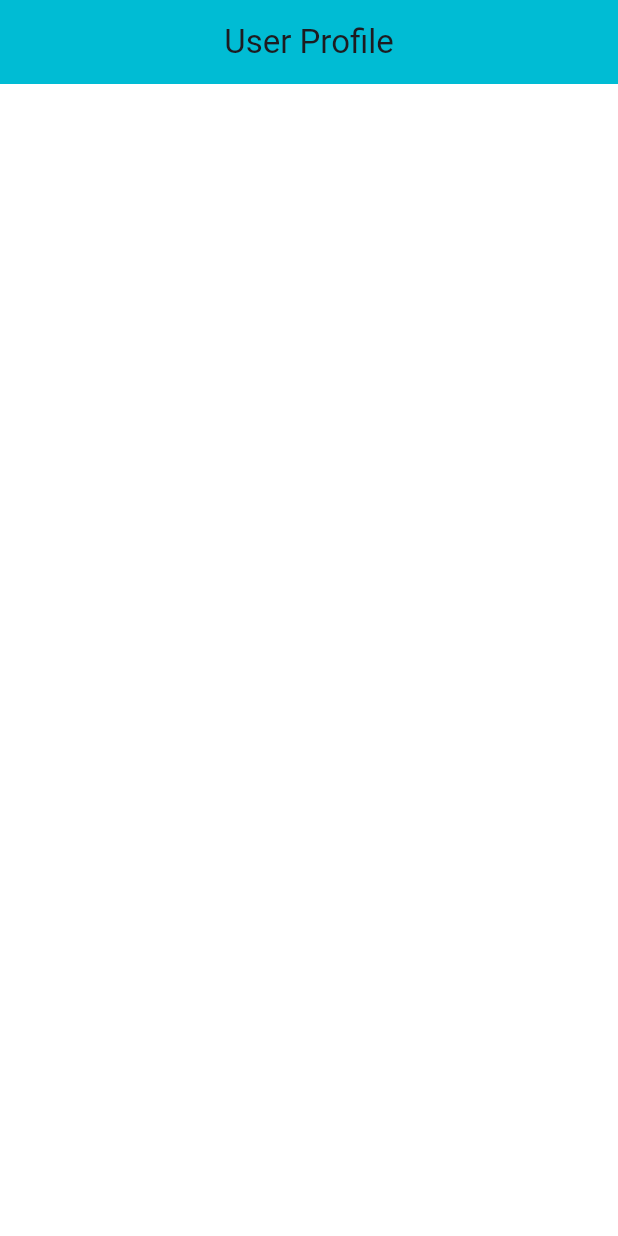
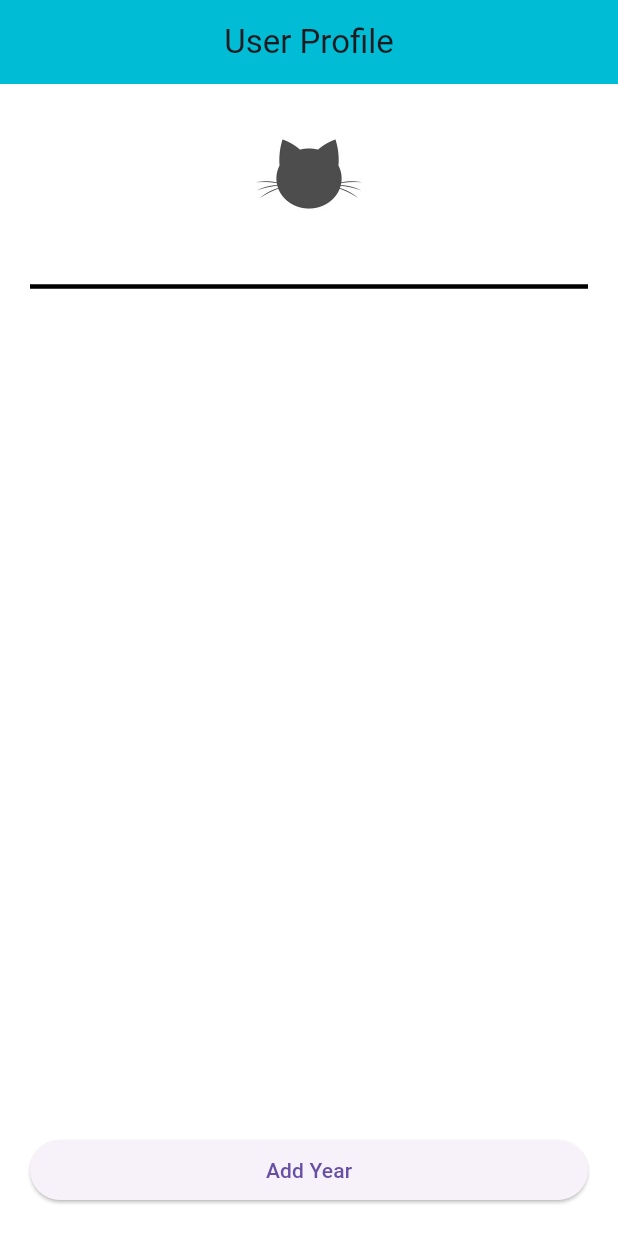
Before and after one commit to kolnieer/gorcery-store, a Flutter app: the screen it shows after launch, on a phone screen of 412 x 824 dp. Run offline on Flutter 3.47's test engine with Material 3 defaults, Android fonts, the phone set to English and light mode, and no system bars.

```diff
--- /dev/null
+++ b/lib/Home.dart
@@ -0,0 +1,110 @@
+import 'package:flutter/material.dart';
+
+class Home extends StatelessWidget {
+  const Home({super.key});
+
+  @override
+  Widget build(BuildContext context) {
+    return  Scaffold(
+      backgroundColor: Colors.white60,
+      appBar: AppBar(
+        title: Text('User Profile'),
+        backgroundColor:  Colors.cyan,
+        centerTitle: true,
+      ),
+      body: Padding(
+        padding: EdgeInsets.all(20.0),
+        child: Column(
+          mainAxisAlignment: MainAxisAlignment.spaceBetween,
+          children: <Widget>[
+            Column(
+              crossAxisAlignment: CrossAxisAlignment.start,
+              children: <Widget> [
+                Center(
+                  child: CircleAvatar(
+                    child: Image.asset('assets/nikol.jpg'),
+                    radius: 40.0,
+                  ),
+                ),
+                Divider(
+                  height: 70.0,
+                  color: Colors.black,
+                  thickness: 3.0,
+
+                ),
+                Row(
+                  children: [
+                    Icon(
+                        Icons.person_2,
+                        color: Colors.white70,
+                        ),
+                    SizedBox(width: 3.0,),
+                    Text(
+                      'NAME',
+                      style: TextStyle(
+                        fontSize: 16.0,
+                        color: Colors.white,
+                        letterSpacing: 2.0,
+                      ),
+                    ),
+                  ],
+                ),
+                Text(
+                  'Anne Nicole Tolentino',
+                  style:  TextStyle(
+                      fontWeight: FontWeight.bold,
+                      color: Colors.white,
+                      fontSize: 25.0
+                  ),
+                ),
+                SizedBox(height: 30.0,),
+                Text(
+                  'YEAR',
+                  style: TextStyle(
+                    fontSize: 16.0,
+                    color: Colors.white70,
+                    letterSpacing: 2.0,
+                  ),
+                ),
+                Text(
+                  '4TH YEAR',
+                  style:  TextStyle(
+                    fontWeight: FontWeight.bold,
+                    color: Colors.white,
+                    fontSize: 25.0,
+                  ),
+                ),
+                SizedBox(height: 30.0,),
+                Text(
+                  'EMAIL',
+                  style: TextStyle(
+                    fontSize: 16.0,
+                    color: Colors.white70,
+                    letterSpacing: 2.0,
+                  ),
+                ),
+                Text(
+                  'tolentinoannenicol@gmail.com',
+                  style:  TextStyle(
+                    fontWeight: FontWeight.bold,
+                    color: Colors.white,
+                    fontSize: 25.0,
+                  ),
+                ),
+              ],
+            ),
+            Column(
+              crossAxisAlignment: CrossAxisAlignment.stretch,
+              children: [
+                ElevatedButton(
+                    onPressed: (){},
+                    child: Text('Add Year'),
+                ),
+              ],
+            ),
+          ],
+        ),
+      ),
+    );
+  }
+}
--- a/lib/main.dart
+++ b/lib/main.dart
@@ -1,70 +1,6 @@
 import 'package:flutter/material.dart';
+import 'package:untitled2/Home.dart';
 
 void main() => runApp(MaterialApp(
-  home: Scaffold(
-    backgroundColor: Colors.white60,
-    appBar: AppBar(
-      title: Text('User Profile'),
-      backgroundColor:  Colors.cyan,
-      centerTitle: true,
-    ),
-      body: const Padding(
-      padding: EdgeInsets.all(20.0),
-      child: Column(
-        crossAxisAlignment: CrossAxisAlignment.start,
-        children: <Widget> [
-          Text(
-            'NAME',
-            style: TextStyle(
-              fontSize: 16.0,
-              color: Colors.white,
-              letterSpacing: 2.0,
-            ),
-          ),
-          Text(
-            'Anne Nicole Tolentino',
-            style:  TextStyle(
-              fontWeight: FontWeight.bold,
-              color: Colors.white,
-              fontSize: 25.0
-            ),
-          ),
-          SizedBox(height: 30.0,),
-          Text(
-            'YEAR',
-            style: TextStyle(
-              fontSize: 16.0,
-              color: Colors.white70,
-              letterSpacing: 2.0,
-            ),
-          ),
-          Text(
-            '4TH YEAR',
-            style:  TextStyle(
-                fontWeight: FontWeight.bold,
-                color: Colors.white,
-                fontSize: 25.0,
-            ),
-          ),
-          SizedBox(height: 30.0,),
-          Text(
-            'EMAIL',
-            style: TextStyle(
-              fontSize: 16.0,
-              color: Colors.white70,
-              letterSpacing: 2.0,
-            ),
-          ),
-          Text(
-            'tolentinoannenicol@gmail.com',
-            style:  TextStyle(
-              fontWeight: FontWeight.bold,
-              color: Colors.white,
-              fontSize: 25.0,
-            ),
-          ),
-        ],
-      ),
-    ),
-  ),
+  home: Home (),
 ));
--- a/pubspec.yaml
+++ b/pubspec.yaml
@@ -59,8 +59,8 @@ flutter:
   uses-material-design: true
 
   # To add assets to your application, add an assets section, like this:
-  # assets:
-  #   - images/a_dot_burr.jpeg
+  assets:
+   - assets/
   #   - images/a_dot_ham.jpeg
 
   # An image asset can refer to one or more resolution-specific "variants", see
```
Also changed, not shown: assets/nikol.jpg (added).
